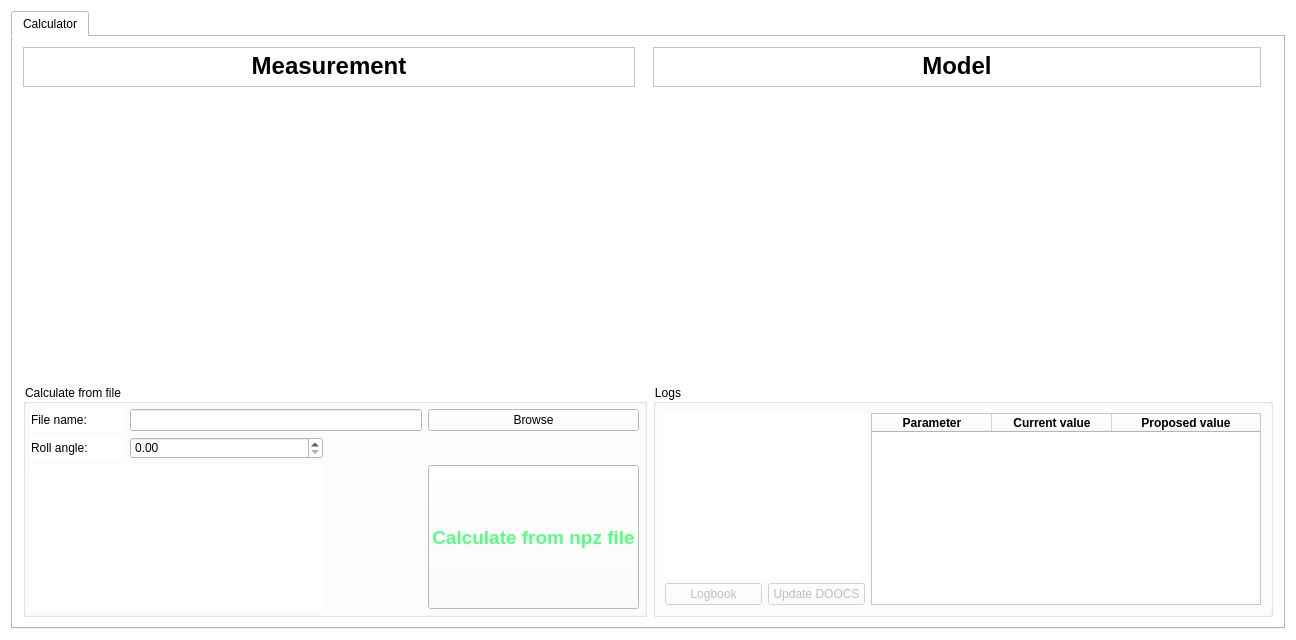
The window that gui/UICalculator.ui (sergey-tomin/pyhirex) describes before a commit, drawn with Qt 5.
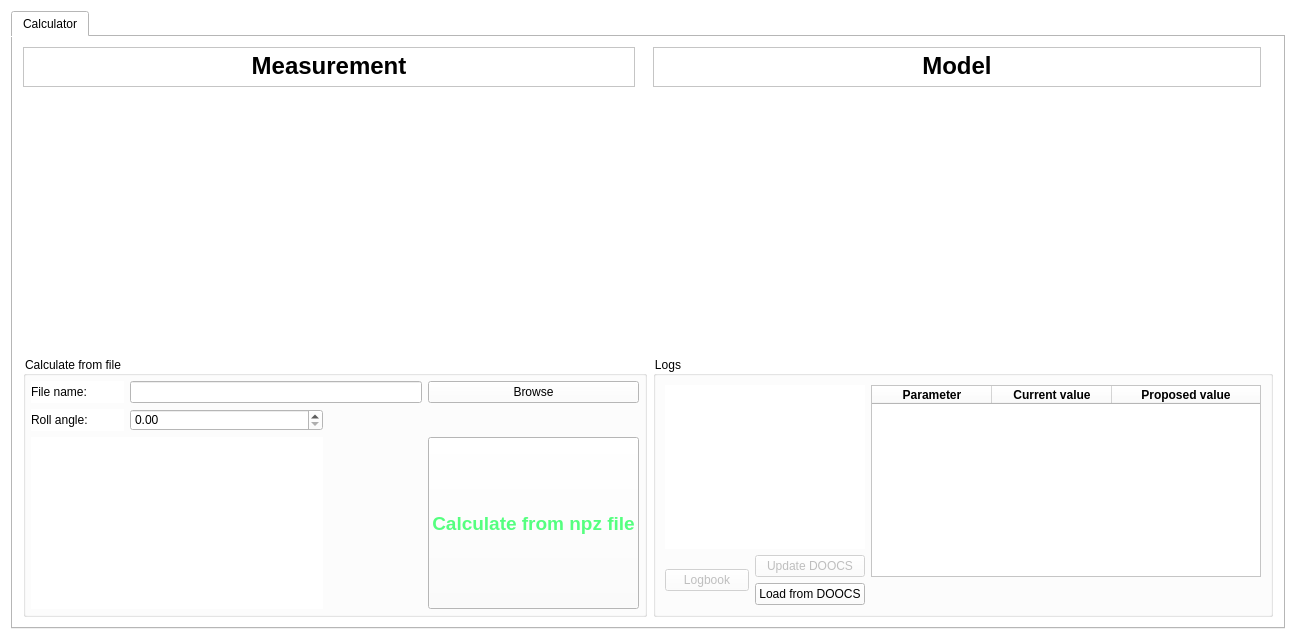
The same window after the commit.

Commit message: Added 'Load from DOOCS' button

What changed in the file:
```diff
--- a/gui/UICalculator.ui
+++ b/gui/UICalculator.ui
@@ -230,16 +230,6 @@
             </column>
            </widget>
           </item>
-          <item row="1" column="0">
-           <widget class="QPushButton" name="pb_logbook">
-            <property name="enabled">
-             <bool>false</bool>
-            </property>
-            <property name="text">
-             <string>Logbook</string>
-            </property>
-           </widget>
-          </item>
           <item row="1" column="1">
            <widget class="QPushButton" name="pb_doocs">
             <property name="enabled">
@@ -281,6 +271,23 @@
             </property>
            </widget>
           </item>
+          <item row="2" column="1">
+           <widget class="QPushButton" name="pb_load_doocs">
+            <property name="text">
+             <string>Load from DOOCS</string>
+            </property>
+           </widget>
+          </item>
+          <item row="1" column="0" rowspan="2">
+           <widget class="QPushButton" name="pb_logbook">
+            <property name="enabled">
+             <bool>false</bool>
+            </property>
+            <property name="text">
+             <string>Logbook</string>
+            </property>
+           </widget>
+          </item>
          </layout>
         </widget>
        </item>
```
The commit also changes 2 other files.
